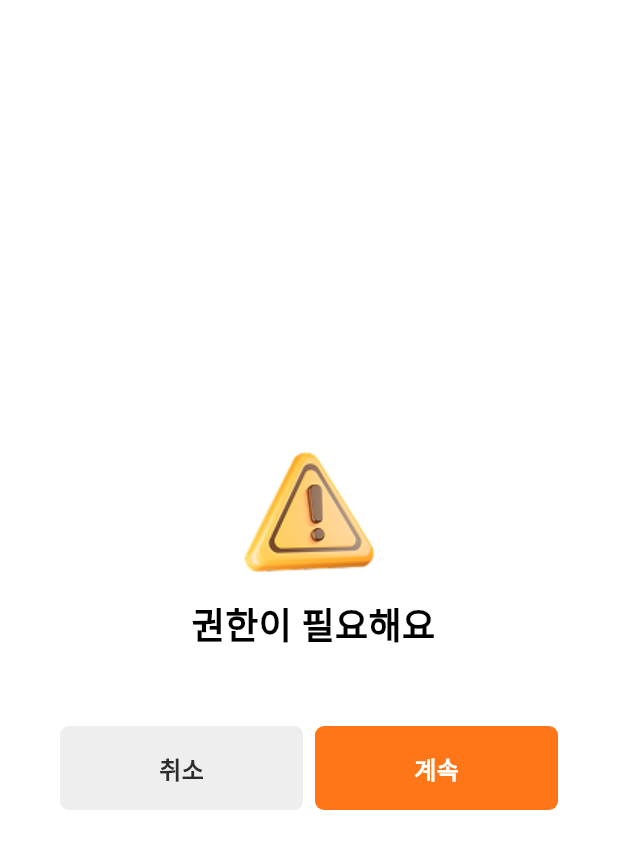
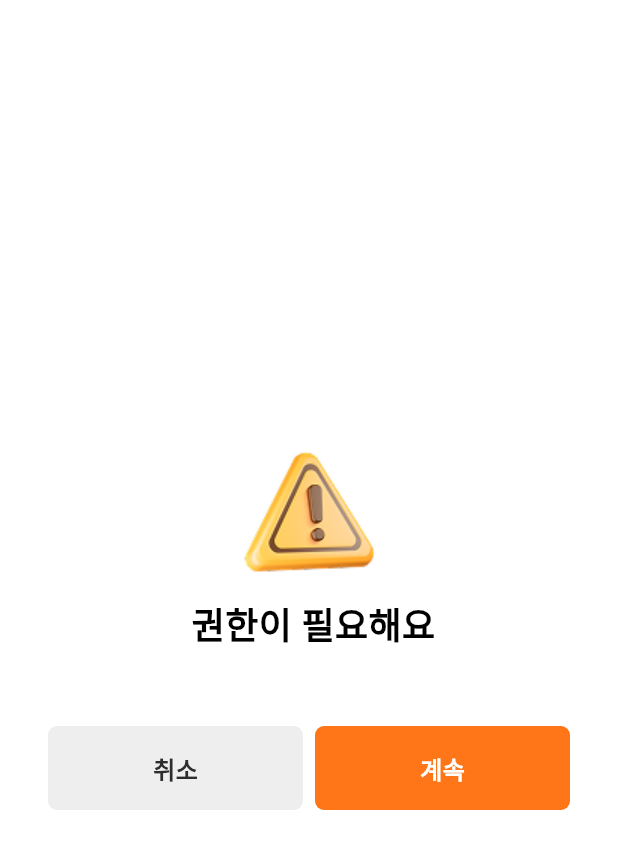
Before and after one commit to GB-able/WIDYU-widyu, a Flutter app: the PermissionRecoveryDialog widget shown alone on an empty page, opened directly with empty values, on a phone screen of 412 x 824 dp. Shown: the top 849 px of the screen. Run offline on Flutter 3.47's test engine with Material 3 defaults, Android fonts, the phone set to English and light mode, and no system bars; our stand-ins replace cached_network_image, camera, carousel_slider, dio, firebase_core, firebase_messaging and 21 more; missing offline and left inert: app_settings, flutter_background_service, get_phone_number, health, photo_manager, photo_manager_image_provider and 2 more; accounts and stored records are empty; generated files the repository leaves out were written again; network calls fail; Roboto replaces fonts that are missing (Pretendard).

Commit message:
style: 다이얼로그 좌우 여백을 16으로 통일하고 긴 문구가 잘리지 않도록 조정
- CustomDialog 구분선 제거, 내부 패딩 축소
- CustomDialog·PermissionRecoveryDialog 제목/설명에 overflow visible 적용

Co-Authored-By: Claude Fable 5.1 <noreply@anthropic.com>

```diff
--- a/lib/core/ui/widgets/permission_recovery_dialog.dart
+++ b/lib/core/ui/widgets/permission_recovery_dialog.dart
@@ -69,6 +69,7 @@ class PermissionRecoveryDialog extends StatelessWidget {
                   : '$permissionName 권한이 필요해요',
               style: MyTypo.title1,
               textAlign: TextAlign.center,
+              overflow: TextOverflow.visible,
             ),
             const SizedBox(height: 8),
             Text(
@@ -77,6 +78,7 @@ class PermissionRecoveryDialog extends StatelessWidget {
                   : description,
               style: MyTypo.body1.copyWith(color: MyColor.grey600),
               textAlign: TextAlign.center,
+              overflow: TextOverflow.visible,
             ),
             const SizedBox(height: 16),
             Row(
--- a/lib/core/ui/widgets/widyu_dialog.dart
+++ b/lib/core/ui/widgets/widyu_dialog.dart
@@ -13,7 +13,7 @@ class WidyuDialog extends StatelessWidget {
   const WidyuDialog({
     super.key,
     required this.child,
-    this.insetPadding = const EdgeInsets.symmetric(horizontal: 24),
+    this.insetPadding = const EdgeInsets.symmetric(horizontal: 16),
     this.contentPadding = const EdgeInsets.all(16),
     this.onClose,
   });
```
Also changed, not shown: lib/core/ui/widgets/custom_dialog.dart (+4 -8 lines).
